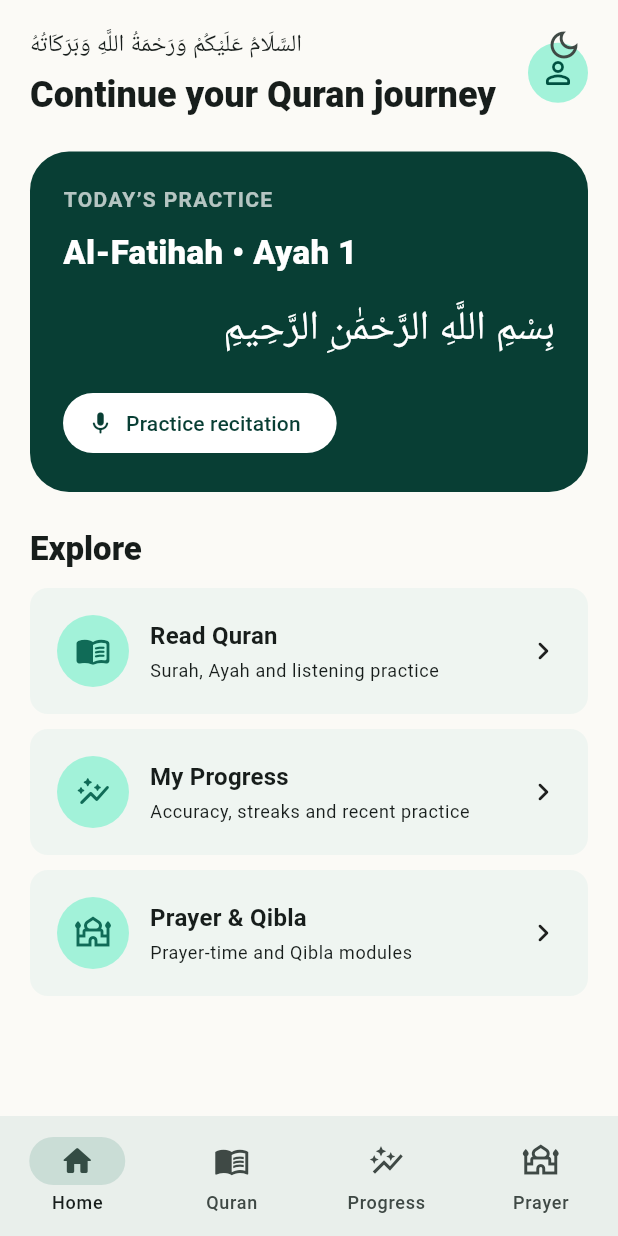
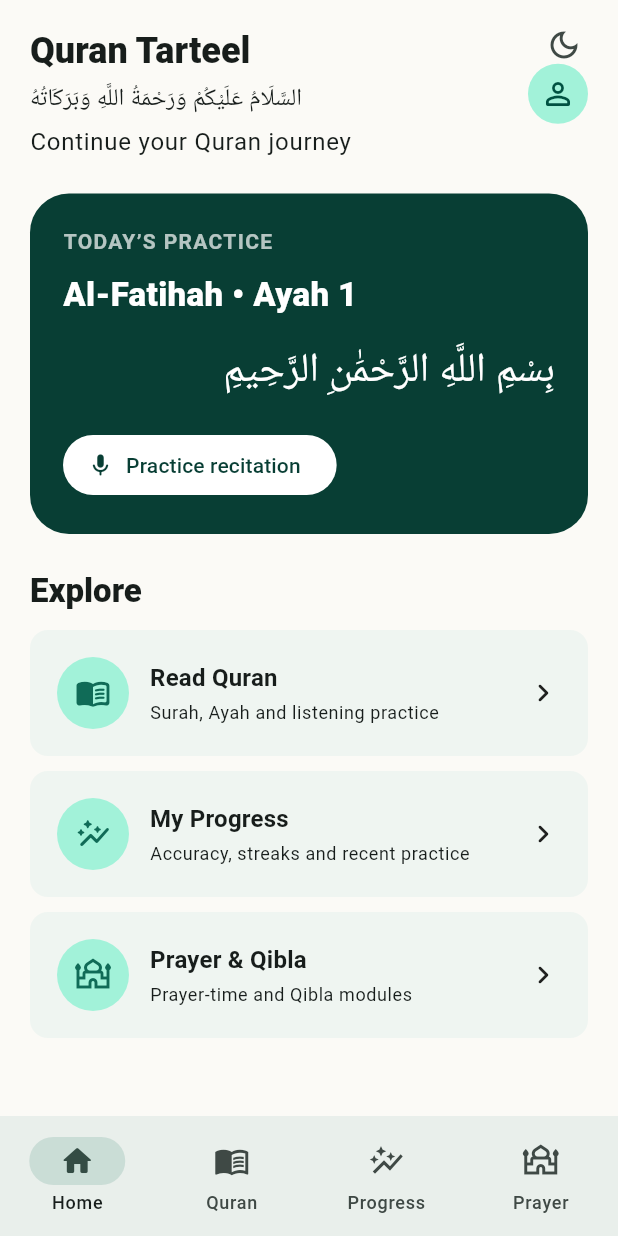
Before and after one commit to KaosarUddin/Qur-an_Tartil, a Flutter app: the screen it shows after launch, on a phone screen of 412 x 824 dp. Run offline on Flutter 3.47's test engine with Material 3 defaults, Android fonts, the phone set to English and light mode, and no system bars; our stand-ins replace audioplayers; missing offline and left inert: record.

Commit message:
Rename app to Quran Tarteel

```diff
--- a/lib/main.dart
+++ b/lib/main.dart
@@ -22,7 +22,7 @@
   Widget build(BuildContext context) {
     return MaterialApp(
       debugShowCheckedModeBanner: false,
-      title: 'Quran Tutor',
+      title: 'Quran Tarteel',
       theme: AppTheme.light(),
       darkTheme: AppTheme.dark(),
       themeMode: mode,
--- a/lib/screens/home_screen.dart
+++ b/lib/screens/home_screen.dart
@@ -21,16 +21,23 @@
                   crossAxisAlignment: CrossAxisAlignment.start,
                   children: [
                     Text(
+                      'Quran Tarteel',
+                      style: Theme.of(context)
+                          .textTheme
+                          .headlineSmall
+                          ?.copyWith(fontWeight: FontWeight.w900),
+                    ),
+                    const SizedBox(height: 4),
+                    Text(
                       'السَّلَامُ عَلَيْكُمْ وَرَحْمَةُ اللَّهِ وَبَرَكَاتُهُ',
                       textDirection: TextDirection.rtl,
                       style: Theme.of(context).textTheme.titleMedium,
                     ),
                     const SizedBox(height: 4),
-                    Text('Continue your Quran journey',
-                        style: Theme.of(context)
-                            .textTheme
-                            .headlineSmall
-                            ?.copyWith(fontWeight: FontWeight.w800)),
+                    Text(
+                      'Continue your Quran journey',
+                      style: Theme.of(context).textTheme.bodyLarge,
+                    ),
                   ],
                 ),
               ),
--- a/pubspec.yaml
+++ b/pubspec.yaml
@@ -1,7 +1,7 @@
 name: quran_tutor_mvp
-description: Cross-platform Quran tutor MVP with mock AI recitation analysis.
+description: Quran Tarteel reading and recitation practice app.
 publish_to: "none"
-version: 0.1.0+1
+version: 0.1.1+2
 
 environment:
   sdk: ">=3.3.0 <4.0.0"
--- a/tool/fetch_quran.dart
+++ b/tool/fetch_quran.dart
@@ -45,7 +45,7 @@
   try {
     final request = await client.getUrl(uri);
     request.headers
-        .set(HttpHeaders.userAgentHeader, 'Quran-Tartil data fetcher');
+        .set(HttpHeaders.userAgentHeader, 'Quran-Tarteel data fetcher');
     final response = await request.close();
     if (response.statusCode != HttpStatus.ok) {
       throw HttpException(
```
Also changed, not shown: 10 other files.
